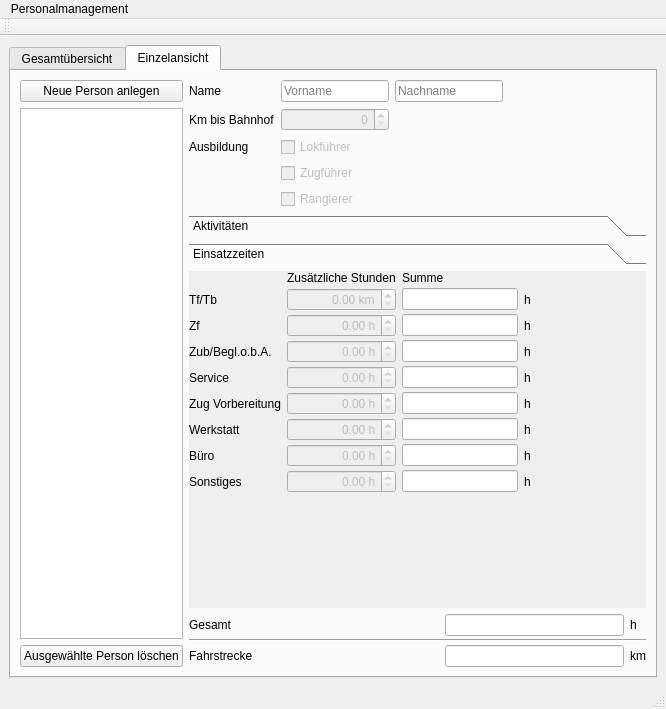
First picture: the form in Programm/personalwindow.ui, repository philjosch/Einsatzplaner, before the edit.
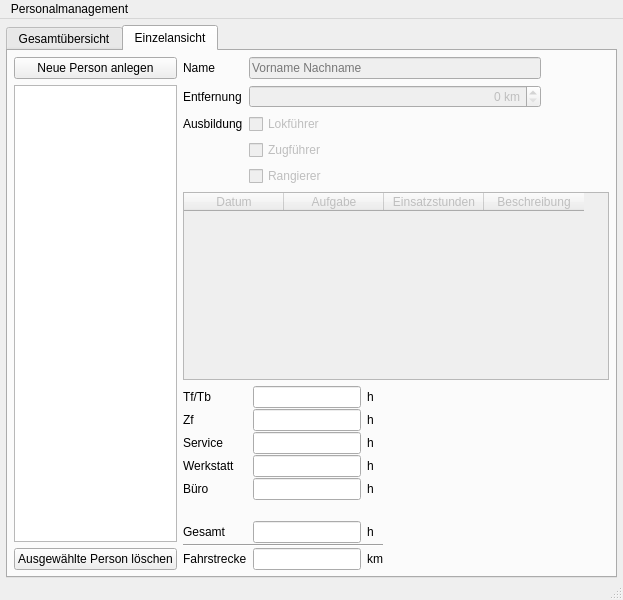
Second picture: the form after the edit. The open tabs and pages were chosen to show the change.

Diff of the .ui file:
```diff
--- a/Programm/personalwindow.ui
+++ b/Programm/personalwindow.ui
@@ -9,16 +9,34 @@
    <rect>
     <x>0</x>
     <y>0</y>
-    <width>666</width>
-    <height>709</height>
+    <width>623</width>
+    <height>600</height>
    </rect>
   </property>
   <property name="windowTitle">
    <string>MainWindow</string>
   </property>
   <widget class="QWidget" name="centralwidget">
-   <layout class="QGridLayout" name="gridLayout_4">
-    <item row="0" column="0">
+   <layout class="QGridLayout" name="gridLayout_6">
+    <property name="leftMargin">
+     <number>6</number>
+    </property>
+    <property name="topMargin">
+     <number>6</number>
+    </property>
+    <property name="rightMargin">
+     <number>6</number>
+    </property>
+    <property name="bottomMargin">
+     <number>0</number>
+    </property>
+    <property name="horizontalSpacing">
+     <number>0</number>
+    </property>
+    <property name="verticalSpacing">
+     <number>6</number>
+    </property>
+    <item row="0" column="0" colspan="2">
      <widget class="QTabWidget" name="tabWidget">
       <property name="currentIndex">
        <number>1</number>
@@ -201,52 +219,24 @@
        <attribute name="title">
         <string>Einzelansicht</string>
        </attribute>
-       <layout class="QGridLayout" name="gridLayout_2" rowstretch="0,1,0" columnstretch="1,3">
-        <item row="0" column="0" rowspan="3">
-         <layout class="QGridLayout" name="liste">
-          <property name="leftMargin">
-           <number>0</number>
-          </property>
-          <property name="topMargin">
-           <number>0</number>
-          </property>
-          <property name="rightMargin">
-           <number>0</number>
-          </property>
-          <property name="bottomMargin">
-           <number>0</number>
-          </property>
-          <property name="spacing">
-           <number>6</number>
-          </property>
-          <item row="0" column="0">
-           <widget class="QPushButton" name="pushAdd">
-            <property name="text">
-             <string>Neue Person anlegen</string>
-            </property>
-           </widget>
-          </item>
-          <item row="1" column="0">
-           <widget class="QListWidget" name="listWidget">
-            <property name="sortingEnabled">
-             <bool>true</bool>
-            </property>
-           </widget>
-          </item>
-          <item row="2" column="0">
-           <widget class="QPushButton" name="pushDelete">
-            <property name="statusTip">
-             <string>Eine Person in der Liste auswählen und dann auf den Button drücken, um die Person aus dem System zu löschen</string>
-            </property>
-            <property name="text">
-             <string>Ausgewählte Person löschen</string>
-            </property>
-           </widget>
-          </item>
-         </layout>
-        </item>
+       <layout class="QGridLayout" name="gridLayout_2" columnstretch="1,3">
+        <property name="leftMargin">
+         <number>6</number>
+        </property>
+        <property name="topMargin">
+         <number>6</number>
+        </property>
+        <property name="rightMargin">
+         <number>6</number>
+        </property>
+        <property name="bottomMargin">
+         <number>6</number>
+        </property>
+        <property name="spacing">
+         <number>6</number>
+        </property>
         <item row="0" column="1">
-         <layout class="QGridLayout" name="stammdaten" columnstretch="0,0,0,1">
+         <layout class="QGridLayout" name="einzelnansicht" rowstretch="0,1,0" columnstretch="0,1">
           <property name="leftMargin">
            <number>0</number>
           </property>
@@ -262,139 +252,8 @@
           <property name="spacing">
            <number>6</number>
           </property>
-          <item row="4" column="1" colspan="2">
-           <widget class="QCheckBox" name="checkRangierer">
-            <property name="enabled">
-             <bool>false</bool>
-            </property>
-            <property name="text">
-             <string>Rangierer</string>
-            </property>
-           </widget>
-          </item>
-          <item row="2" column="0">
-           <widget class="QLabel" name="label_3">
-            <property name="text">
-             <string>Ausbildung</string>
-            </property>
-           </widget>
-          </item>
-          <item row="3" column="1" colspan="2">
-           <widget class="QCheckBox" name="checkZf">
-            <property name="enabled">
-             <bool>false</bool>
-            </property>
-            <property name="text">
-             <string>Zugführer</string>
-            </property>
-           </widget>
-          </item>
-          <item row="0" column="0">
-           <widget class="QLabel" name="label">
-            <property name="text">
-             <string>Name</string>
-            </property>
-           </widget>
-          </item>
-          <item row="1" column="0">
-           <widget class="QLabel" name="label_2">
-            <property name="statusTip">
-             <string>Die Entfernung zum Heimatbahnhof. Wird benötigt, um die Strecke auszurechnen.</string>
-            </property>
-            <property name="text">
-             <string>Km bis Bahnhof</string>
-            </property>
-           </widget>
-          </item>
-          <item row="2" column="1" colspan="2">
-           <widget class="QCheckBox" name="checkTf">
-            <property name="enabled">
-             <bool>false</bool>
-            </property>
-            <property name="text">
-             <string>Lokführer</string>
-            </property>
-           </widget>
-          </item>
-          <item row="1" column="3">
-           <spacer name="horizontalSpacer_2">
-            <property name="orientation">
-             <enum>Qt::Horizontal</enum>
-            </property>
-            <property name="sizeHint" stdset="0">
-             <size>
-              <width>40</width>
-              <height>20</height>
-             </size>
-            </property>
-           </spacer>
-          </item>
-          <item row="0" column="3">
-           <spacer name="horizontalSpacer_4">
-            <property name="orientation">
-             <enum>Qt::Horizontal</enum>
-            </property>
-            <property name="sizeHint" stdset="0">
-             <size>
-              <width>40</width>
-              <height>20</height>
-             </size>
-            </property>
-           </spacer>
-          </item>
-          <item row="0" column="1">
-           <widget class="QLineEdit" name="lineVorname">
-            <property name="placeholderText">
-             <string>Vorname</string>
-            </property>
-           </widget>
-          </item>
-          <item row="0" column="2">
-           <widget class="QLineEdit" name="lineNachname">
-            <property name="placeholderText">
-             <string>Nachname</string>
-            </property>
-           </widget>
-          </item>
-          <item row="1" column="1">
-           <widget class="QSpinBox" name="spinKm">
-            <property name="enabled">
-             <bool>false</bool>
-            </property>
-            <property name="alignment">
-             <set>Qt::AlignRight|Qt::AlignTrailing|Qt::AlignVCenter</set>
-            </property>
-           </widget>
-          </item>
-         </layout>
-        </item>
-        <item row="1" column="1">
-         <widget class="QToolBox" name="toolBox">
-          <property name="minimumSize">
-           <size>
-            <width>435</width>
-            <height>200</height>
-           </size>
-          </property>
-          <property name="currentIndex">
-           <number>1</number>
-          </property>
-          <property name="tabSpacing">
-           <number>6</number>
-          </property>
-          <widget class="QWidget" name="pageTable">
-           <property name="geometry">
-            <rect>
-             <x>0</x>
-             <y>0</y>
-             <width>435</width>
-             <height>310</height>
-            </rect>
-           </property>
-           <attribute name="label">
-            <string>Aktivitäten</string>
-           </attribute>
-           <layout class="QGridLayout" name="gridLayout_6">
+          <item row="0" column="0" colspan="2">
+           <layout class="QGridLayout" name="stammdaten" columnstretch="0,0,0,1">
             <property name="leftMargin">
              <number>0</number>
             </property>
@@ -408,139 +267,80 @@
              <number>0</number>
             </property>
             <property name="spacing">
-             <number>0</number>
-            </property>
-            <item row="0" column="0">
-             <widget class="QTableWidget" name="tabelle">
-              <property name="enabled">
-               <bool>false</bool>
-              </property>
-              <property name="minimumSize">
-               <size>
-                <width>402</width>
-                <height>120</height>
-               </size>
-              </property>
-              <property name="editTriggers">
-               <set>QAbstractItemView::NoEditTriggers</set>
-              </property>
-              <property name="alternatingRowColors">
-               <bool>true</bool>
-              </property>
-              <property name="verticalScrollMode">
-               <enum>QAbstractItemView::ScrollPerPixel</enum>
-              </property>
-              <property name="horizontalScrollMode">
-               <enum>QAbstractItemView::ScrollPerPixel</enum>
-              </property>
-              <property name="sortingEnabled">
-               <bool>true</bool>
-              </property>
-              <attribute name="horizontalHeaderShowSortIndicator" stdset="0">
-               <bool>true</bool>
-              </attribute>
-              <column>
-               <property name="text">
-                <string>Datum</string>
-               </property>
-              </column>
-              <column>
-               <property name="text">
-                <string>Aufgabe</string>
-               </property>
-              </column>
-              <column>
-               <property name="text">
-                <string>Einsatzstunden</string>
-               </property>
-              </column>
-              <column>
-               <property name="text">
-                <string>Beschreibung</string>
-               </property>
-              </column>
-             </widget>
-            </item>
-           </layout>
-          </widget>
-          <widget class="QWidget" name="pageEinzelZeiten">
-           <property name="geometry">
-            <rect>
-             <x>0</x>
-             <y>0</y>
-             <width>435</width>
-             <height>310</height>
-            </rect>
-           </property>
-           <attribute name="label">
-            <string>Einsatzzeiten</string>
-           </attribute>
-           <layout class="QGridLayout" name="gridLayout_5" columnstretch="0,0,0,0,0,0">
-            <property name="leftMargin">
-             <number>0</number>
-            </property>
-            <property name="topMargin">
-             <number>0</number>
-            </property>
-            <property name="rightMargin">
-             <number>0</number>
-            </property>
-            <property name="bottomMargin">
-             <number>0</number>
-            </property>
-            <property name="horizontalSpacing">
              <number>6</number>
             </property>
-            <property name="verticalSpacing">
-             <number>3</number>
-            </property>
-            <item row="4" column="0">
-             <widget class="QLabel" name="label_6">
+            <item row="4" column="1" colspan="2">
+             <widget class="QCheckBox" name="checkRangierer">
+              <property name="enabled">
+               <bool>false</bool>
+              </property>
               <property name="text">
-               <string>Service</string>
+               <string>Rangierer</string>
               </property>
              </widget>
             </item>
-            <item row="8" column="0">
-             <widget class="QLabel" name="label_20">
+            <item row="2" column="0">
+             <widget class="QLabel" name="label_3">
               <property name="text">
-               <string>Sonstiges</string>
+               <string>Ausbildung</string>
               </property>
              </widget>
             </item>
-            <item row="8" column="4">
-             <widget class="QLabel" name="label_25">
+            <item row="3" column="1" colspan="2">
+             <widget class="QCheckBox" name="checkZf">
+              <property name="enabled">
+               <bool>false</bool>
+              </property>
               <property name="text">
-               <string>h</string>
+               <string>Zugführer</string>
               </property>
              </widget>
             </item>
-            <item row="9" column="1">
-             <spacer name="verticalSpacer">
-              <property name="orientation">
-               <enum>Qt::Vertical</enum>
+            <item row="0" column="0">
+             <widget class="QLabel" name="label">
+              <property name="text">
+               <string>Name</string>
               </property>
-              <property name="sizeHint" stdset="0">
+             </widget>
+            </item>
+            <item row="0" column="1" colspan="2">
+             <widget class="QLineEdit" name="lineName">
+              <property name="enabled">
+               <bool>false</bool>
+              </property>
+              <property name="sizePolicy">
+               <sizepolicy hsizetype="Fixed" vsizetype="Fixed">
+                <horstretch>0</horstretch>
+                <verstretch>0</verstretch>
+               </sizepolicy>
+              </property>
+              <property name="minimumSize">
                <size>
-                <width>20</width>
-                <height>40</height>
+                <width>292</width>
+                <height>0</height>
                </size>
               </property>
-             </spacer>
+              <property name="placeholderText">
+               <string>Vorname Nachname</string>
+              </property>
+             </widget>
             </item>
-            <item row="1" column="1">
-             <widget class="QDoubleSpinBox" name="doubleTf">
+            <item row="1" column="1" colspan="2">
+             <widget class="QSpinBox" name="spinKm">
               <property name="enabled">
                <bool>false</bool>
               </property>
-              <property name="alignment">
-               <set>Qt::AlignRight|Qt::AlignTrailing|Qt::AlignVCenter</set>
+              <property name="sizePolicy">
+               <sizepolicy hsizetype="Fixed" vsizetype="Fixed">
+                <horstretch>0</horstretch>
+                <verstretch>0</verstretch>
+               </sizepolicy>
               </property>
-              <property name="suffix">
-               <string> h</string>
-              </property>
-              <property name="maximum">
-               <double>8784.000000000000000</double>
+              <property name="minimumSize">
+               <size>
+                <width>292</width>
+                <height>0</height>
+               </size>
               </property>
               <property name="alignment">
                <set>Qt::AlignRight|Qt::AlignTrailing|Qt::AlignVCenter</set>
@@ -559,34 +359,85 @@
               </property>
              </widget>
             </item>
-            <item row="3" column="3">
-             <widget class="QLineEdit" name="lineZub">
-              <property name="alignment">
-               <set>Qt::AlignRight|Qt::AlignTrailing|Qt::AlignVCenter</set>
+            <item row="1" column="0">
+             <widget class="QLabel" name="label_2">
+              <property name="statusTip">
+               <string>Die Entfernung zum Heimatbahnhof. Wird benötigt, um die Strecke auszurechnen.</string>
               </property>
-              <property name="readOnly">
-               <bool>true</bool>
+              <property name="text">
+               <string>Entfernung</string>
               </property>
              </widget>
             </item>
-            <item row="0" column="3">
-             <widget class="QLabel" name="label_21">
+            <item row="2" column="1" colspan="2">
+             <widget class="QCheckBox" name="checkTf">
+              <property name="enabled">
+               <bool>false</bool>
+              </property>
               <property name="text">
-               <string>Summe</string>
+               <string>Lokführer</string>
               </property>
              </widget>
             </item>
             <item row="1" column="3">
-             <widget class="QLineEdit" name="lineTf">
-              <property name="alignment">
-               <set>Qt::AlignRight|Qt::AlignTrailing|Qt::AlignVCenter</set>
+             <spacer name="horizontalSpacer_2">
+              <property name="orientation">
+               <enum>Qt::Horizontal</enum>
               </property>
-              <property name="readOnly">
-               <bool>true</bool>
+              <property name="sizeHint" stdset="0">
+               <size>
+                <width>40</width>
+                <height>20</height>
+               </size>
+              </property>
+             </spacer>
+            </item>
+            <item row="0" column="3">
+             <spacer name="horizontalSpacer_4">
+              <property name="orientation">
+               <enum>Qt::Horizontal</enum>
+              </property>
+              <property name="sizeHint" stdset="0">
+               <size>
+                <width>40</width>
+                <height>20</height>
+               </size>
+              </property>
+             </spacer>
+            </item>
+           </layout>
+          </item>
+          <item row="2" column="0">
+           <layout class="QGridLayout" name="uebersicht">
+            <property name="sizeConstraint">
+             <enum>QLayout::SetMaximumSize</enum>
+            </property>
+            <property name="leftMargin">
+             <number>0</number>
+            </property>
+            <property name="topMargin">
+             <number>0</number>
+            </property>
+            <property name="rightMargin">
+             <number>0</number>
+            </property>
+            <property name="bottomMargin">
+             <number>0</number>
+            </property>
+            <property name="horizontalSpacing">
+             <number>6</number>
+            </property>
+            <property name="verticalSpacing">
+             <number>1</number>
+            </property>
+            <item row="8" column="0">
+             <widget class="QLabel" name="label_10">
+              <property name="text">
+               <string>Fahrstrecke</string>
               </property>
              </widget>
             </item>
-            <item row="7" column="3">
+            <item row="4" column="1">
              <widget class="QLineEdit" name="lineBuero">
               <property name="alignment">
                <set>Qt::AlignRight|Qt::AlignTrailing|Qt::AlignVCenter</set>
@@ -596,76 +447,32 @@
               </property>
              </widget>
             </item>
-            <item row="7" column="4">
+            <item row="8" column="1">
+             <widget class="QLineEdit" name="lineStrecke">
+              <property name="alignment">
+               <set>Qt::AlignRight|Qt::AlignTrailing|Qt::AlignVCenter</set>
+              </property>
+              <property name="readOnly">
+               <bool>true</bool>
+              </property>
+             </widget>
+            </item>
+            <item row="4" column="2">
              <widget class="QLabel" name="label_15">
               <property name="text">
                <string>h</string>
               </property>
              </widget>
             </item>
-            <item row="3" column="5">
-             <spacer name="horizontalSpacer">
-              <property name="orientation">
-               <enum>Qt::Horizontal</enum>
+            <item row="0" column="2">
+             <widget class="QLabel" name="label_11">
+              <property name="text">
+               <string>h</string>
               </property>
-              <property name="sizeHint" stdset="0">
-               <size>
-                <width>40</width>
-                <height>20</height>
-               </size>
-              </property>
-             </spacer>
-            </item>
-            <item row="2" column="1">
-             <widget class="QDoubleSpinBox" name="doubleZf">
-              <property name="enabled">
-               <bool>false</bool>
-              </property>
-              <property name="alignment">
-               <set>Qt::AlignRight|Qt::AlignTrailing|Qt::AlignVCenter</set>
-              </property>
-              <property name="suffix">
-               <string> h</string>
-              </property>
-              <property name="maximum">
-               <double>8784.000000000000000</double>
-              </property>
              </widget>
             </item>
-            <item row="6" column="1">
-             <widget class="QDoubleSpinBox" name="doubleWerkstatt">
-              <property name="enabled">
-               <bool>false</bool>
-              </property>
-              <property name="alignment">
-               <set>Qt::AlignRight|Qt::AlignTrailing|Qt::AlignVCenter</set>
-              </property>
-              <property name="suffix">
-               <string> h</string>
-              </property>
-              <property name="maximum">
-               <double>8784.000000000000000</double>
-              </property>
-             </widget>
-            </item>
-            <item row="5" column="1">
-             <widget class="QDoubleSpinBox" name="doubleZugVorbereiten">
-              <property name="enabled">
-               <bool>false</bool>
-              </property>
-              <property name="alignment">
-               <set>Qt::AlignRight|Qt::AlignTrailing|Qt::AlignVCenter</set>
-              </property>
-              <property name="suffix">
-               <string> h</string>
-              </property>
-              <property name="maximum">
-               <double>8784.000000000000000</double>
-              </property>
-             </widget>
-            </item>
-            <item row="6" column="3">
-             <widget class="QLineEdit" name="lineWerkstatt">
+            <item row="1" column="1">
+             <widget class="QLineEdit" name="lineZf">
               <property name="alignment">
                <set>Qt::AlignRight|Qt::AlignTrailing|Qt::AlignVCenter</set>
               </property>
@@ -674,144 +481,82 @@
               </property>
              </widget>
             </item>
-            <item row="0" column="1">
-             <widget class="QLabel" name="label_22">
-              <property name="statusTip">
-               <string>Tragen Sie hier die zusätzlichen Stunden ein, die eine Person geleistet hat</string>
+            <item row="6" column="0">
+             <widget class="QLabel" name="label_9">
+              <property name="text">
+               <string>Gesamt</string>
               </property>
+             </widget>
+            </item>
+            <item row="6" column="2">
+             <widget class="QLabel" name="label_16">
               <property name="text">
-               <string>Zusätzliche Stunden</string>
+               <string>h</string>
               </property>
              </widget>
             </item>
-            <item row="2" column="0">
+            <item row="7" column="0" colspan="3">
+             <widget class="Line" name="horizontalLine">
+              <property name="orientation">
+               <enum>Qt::Horizontal</enum>
+              </property>
+             </widget>
+            </item>
+            <item row="0" column="0">
+             <widget class="QLabel" name="label_4">
+              <property name="text">
+               <string>Tf/Tb</string>
+              </property>
+             </widget>
+            </item>
+            <item row="1" column="0">
              <widget class="QLabel" name="label_7">
               <property name="text">
                <string>Zf</string>
               </property>
              </widget>
             </item>
+            <item row="5" column="0">
+             <spacer name="verticalSpacer">
+              <property name="orientation">
+               <enum>Qt::Vertical</enum>
+              </property>
+              <property name="sizeType">
+               <enum>QSizePolicy::Fixed</enum>
+              </property>
+              <property name="sizeHint" stdset="0">
+               <size>
+                <width>20</width>
+                <height>20</height>
+               </size>
+              </property>
+             </spacer>
+            </item>
+            <item row="6" column="1">
+             <widget class="QLineEdit" name="lineGesamt">
+              <property name="alignment">
+               <set>Qt::AlignRight|Qt::AlignTrailing|Qt::AlignVCenter</set>
+              </property>
+              <property name="readOnly">
+               <bool>true</bool>
+              </property>
+             </widget>
+            </item>
+            <item row="3" column="2">
+             <widget class="QLabel" name="label_14">
+              <property name="text">
+               <string>h</string>
+              </property>
+             </widget>
+            </item>
             <item row="3" column="0">
-             <widget class="QLabel" name="label_18">
-              <property name="text">
-               <string>Zub/Begl.o.b.A.</string>
-              </property>
-             </widget>
-            </item>
-            <item row="7" column="1">
-             <widget class="QDoubleSpinBox" name="doubleBuero">
-              <property name="enabled">
-               <bool>false</bool>
-              </property>
-              <property name="alignment">
-               <set>Qt::AlignRight|Qt::AlignTrailing|Qt::AlignVCenter</set>
-              </property>
-              <property name="suffix">
-               <string> h</string>
-              </property>
-              <property name="maximum">
-               <double>8784.000000000000000</double>
-              </property>
-             </widget>
-            </item>
-            <item row="3" column="4">
-             <widget class="QLabel" name="label_23">
-              <property name="text">
-               <string>h</string>
-              </property>
-             </widget>
-            </item>
-            <item row="8" column="3">
-             <widget class="QLineEdit" name="lineSonstiges">
-              <property name="alignment">
-               <set>Qt::AlignRight|Qt::AlignTrailing|Qt::AlignVCenter</set>
-              </property>
-              <property name="readOnly">
-               <bool>true</bool>
-              </property>
-             </widget>
-            </item>
-            <item row="6" column="0">
              <widget class="QLabel" name="label_5">
               <property name="text">
                <string>Werkstatt</string>
               </property>
              </widget>
             </item>
-            <item row="1" column="0">
-             <widget class="QLabel" name="label_4">
-              <property name="text">
-               <string>Tf/Tb</string>
-              </property>
-             </widget>
-            </item>
-            <item row="2" column="3">
-             <widget class="QLineEdit" name="lineZf">
-              <property name="alignment">
-               <set>Qt::AlignRight|Qt::AlignTrailing|Qt::AlignVCenter</set>
-              </property>
-              <property name="readOnly">
-               <bool>true</bool>
-              </property>
-             </widget>
-            </item>
-            <item row="5" column="3">
-             <widget class="QLineEdit" name="lineZugVorbereiten">
-              <property name="alignment">
-               <set>Qt::AlignRight|Qt::AlignTrailing|Qt::AlignVCenter</set>
-              </property>
-              <property name="readOnly">
-               <bool>true</bool>
-              </property>
-             </widget>
-            </item>
-            <item row="2" column="4">
-             <widget class="QLabel" name="label_12">
-              <property name="text">
-               <string>h</string>
-              </property>
-             </widget>
-            </item>
-            <item row="8" column="1">
-             <widget class="QDoubleSpinBox" name="doubleSonstiges">
-              <property name="enabled">
-               <bool>false</bool>
-              </property>
-              <property name="alignment">
-               <set>Qt::AlignRight|Qt::AlignTrailing|Qt::AlignVCenter</set>
-              </property>
-              <property name="suffix">
-               <string> h</string>
-              </property>
-              <property name="maximum">
-               <double>8784.000000000000000</double>
-              </property>
-             </widget>
-            </item>
-            <item row="1" column="4">
-             <widget class="QLabel" name="label_33">
-              <property name="text">
-               <string>h</string>
-              </property>
-             </widget>
-            </item>
-            <item row="4" column="1">
-             <widget class="QDoubleSpinBox" name="doubleService">
-              <property name="enabled">
-               <bool>false</bool>
-              </property>
-              <property name="alignment">
-               <set>Qt::AlignRight|Qt::AlignTrailing|Qt::AlignVCenter</set>
-              </property>
-              <property name="suffix">
-               <string> h</string>
-              </property>
-              <property name="maximum">
-               <double>8784.000000000000000</double>
-              </property>
-             </widget>
-            </item>
-            <item row="4" column="3">
+            <item row="2" column="1">
              <widget class="QLineEdit" name="lineService">
               <property name="alignment">
                <set>Qt::AlignRight|Qt::AlignTrailing|Qt::AlignVCenter</set>
@@ -821,134 +566,167 @@
               </property>
              </widget>
             </item>
-            <item row="6" column="4">
-             <widget class="QLabel" name="label_14">
+            <item row="8" column="2">
+             <widget class="QLabel" name="label_17">
               <property name="text">
-               <string>h</string>
+               <string>km</string>
               </property>
              </widget>
             </item>
-            <item row="5" column="4">
-             <widget class="QLabel" name="label_24">
+            <item row="2" column="0">
+             <widget class="QLabel" name="label_6">
               <property name="text">
-               <string>h</string>
+               <string>Service</string>
               </property>
              </widget>
             </item>
-            <item row="5" column="0">
-             <widget class="QLabel" name="label_19">
+            <item row="1" column="2">
+             <widget class="QLabel" name="label_12">
               <property name="text">
-               <string>Zug Vorbereitung</string>
+               <string>h</string>
+              </property>
+             </widget>
+            </item>
+            <item row="0" column="1">
+             <widget class="QLineEdit" name="lineTf">
+              <property name="alignment">
+               <set>Qt::AlignRight|Qt::AlignTrailing|Qt::AlignVCenter</set>
+              </property>
+              <property name="readOnly">
+               <bool>true</bool>
               </property>
              </widget>
             </item>
             <item row="3" column="1">
-             <widget class="QDoubleSpinBox" name="doubleZub">
-              <property name="enabled">
-               <bool>false</bool>
-              </property>
+             <widget class="QLineEdit" name="lineWerkstatt">
               <property name="alignment">
                <set>Qt::AlignRight|Qt::AlignTrailing|Qt::AlignVCenter</set>
               </property>
-              <property name="suffix">
-               <string> h</string>
+              <property name="readOnly">
+               <bool>true</bool>
               </property>
-              <property name="maximum">
-               <double>8784.000000000000000</double>
+             </widget>
+            </item>
+            <item row="2" column="2">
+             <widget class="QLabel" name="label_13">
+              <property name="text">
+               <string>h</string>
               </property>
              </widget>
             </item>
-            <item row="7" column="0">
+            <item row="4" column="0">
              <widget class="QLabel" name="label_8">
               <property name="text">
                <string>Büro</string>
               </property>
              </widget>
             </item>
-            <item row="4" column="4">
-             <widget class="QLabel" name="label_13">
-              <property name="text">
-               <string>h</string>
-              </property>
-             </widget>
-            </item>
            </layout>
-          </widget>
-         </widget>
+          </item>
+          <item row="1" column="0" colspan="2">
+           <widget class="QTableWidget" name="tabelle">
+            <property name="enabled">
+             <bool>false</bool>
+            </property>
+            <property name="minimumSize">
+             <size>
+              <width>402</width>
+              <height>120</height>
+             </size>
+            </property>
+            <property name="editTriggers">
+             <set>QAbstractItemView::NoEditTriggers</set>
+            </property>
+            <property name="alternatingRowColors">
+             <bool>true</bool>
+            </property>
+            <property name="verticalScrollMode">
+             <enum>QAbstractItemView::ScrollPerPixel</enum>
+            </property>
+            <property name="horizontalScrollMode">
+             <enum>QAbstractItemView::ScrollPerPixel</enum>
+            </property>
+            <property name="sortingEnabled">
+             <bool>true</bool>
+            </property>
+            <attribute name="horizontalHeaderShowSortIndicator" stdset="0">
+             <bool>true</bool>
+            </attribute>
+            <column>
+             <property name="text">
+              <string>Datum</string>
+             </property>
+            </column>
+            <column>
+             <property name="text">
+              <string>Aufgabe</string>
+             </property>
+            </column>
+            <column>
+             <property name="text">
+              <string>Einsatzstunden</string>
+             </property>
+            </column>
+            <column>
+             <property name="text">
+              <string>Beschreibung</string>
+             </property>
+            </column>
+           </widget>
+          </item>
+          <item row="2" column="1">
+           <spacer name="horizontalSpacer_3">
+            <property name="orientation">
+             <enum>Qt::Horizontal</enum>
+            </property>
+            <property name="sizeHint" stdset="0">
+             <size>
+              <width>13</width>
+              <height>17</height>
+             </size>
+            </property>
+           </spacer>
+          </item>
+         </layout>
         </item>
-        <item row="2" column="1">
-         <layout class="QGridLayout" name="gridEinzelSumme">
-          <property name="horizontalSpacing">
+        <item row="0" column="0">
+         <layout class="QGridLayout" name="liste">
+          <property name="leftMargin">
+           <number>0</number>
+          </property>
+          <property name="topMargin">
+           <number>0</number>
+          </property>
+          <property name="rightMargin">
+           <number>0</number>
+          </property>
+          <property name="bottomMargin">
+           <number>0</number>
+          </property>
+          <property name="spacing">
            <number>6</number>
           </property>
-          <property name="verticalSpacing">
-           <number>3</number>
-          </property>
-          <item row="0" column="3">
-           <widget class="QLabel" name="label_16">
-            <property name="text">
-             <string>h</string>
-            </property>
-           </widget>
-          </item>
-          <item row="3" column="3">
-           <widget class="QLabel" name="label_17">
-            <property name="text">
-             <string>km</string>
-            </property>
-           </widget>
-          </item>
-          <item row="1" column="0" colspan="4">
-           <widget class="Line" name="horizontalLine">
-            <property name="orientation">
-             <enum>Qt::Horizontal</enum>
-            </property>
-           </widget>
-          </item>
-          <item row="3" column="2">
-           <widget class="QLineEdit" name="lineStrecke">
-            <property name="alignment">
-             <set>Qt::AlignRight|Qt::AlignTrailing|Qt::AlignVCenter</set>
-            </property>
-            <property name="readOnly">
-             <bool>true</bool>
-            </property>
-           </widget>
-          </item>
-          <item row="0" column="2">
-           <widget class="QLineEdit" name="lineGesamt">
-            <property name="alignment">
-             <set>Qt::AlignRight|Qt::AlignTrailing|Qt::AlignVCenter</set>
-            </property>
-            <property name="readOnly">
-             <bool>true</bool>
-            </property>
-           </widget>
-          </item>
           <item row="0" column="0">
-           <widget class="QLabel" name="label_9">
+           <widget class="QPushButton" name="pushAdd">
             <property name="text">
-             <string>Gesamt</string>
+             <string>Neue Person anlegen</string>
             </property>
            </widget>
           </item>
-          <item row="0" column="1">
-           <spacer name="horizontalSpacer_5">
-            <property name="orientation">
-             <enum>Qt::Horizontal</enum>
+          <item row="1" column="0">
+           <widget class="QListWidget" name="listWidget">
+            <property name="sortingEnabled">
+             <bool>true</bool>
             </property>
-            <property name="sizeHint" stdset="0">
-             <size>
-              <width>40</width>
-              <height>20</height>
-             </size>
-            </property>
-           </spacer>
+           </widget>
           </item>
-          <item row="3" column="0">
-           <widget class="QLabel" name="label_10">
+          <item row="2" column="0">
+           <widget class="QPushButton" name="pushDelete">
+            <property name="statusTip">
+             <string>Eine Person in der Liste auswählen und dann auf den Button drücken, um die Person aus dem System zu löschen</string>
+            </property>
             <property name="text">
-             <string>Fahrstrecke</string>
+             <string>Ausgewählte Person löschen</string>
             </property>
            </widget>
           </item>
@@ -965,7 +743,7 @@
     <rect>
      <x>0</x>
      <y>0</y>
-     <width>666</width>
+     <width>623</width>
      <height>22</height>
     </rect>
    </property>
@@ -983,17 +761,6 @@
    <addaction name="menuPersonalmanagement"/>
   </widget>
   <widget class="QStatusBar" name="statusbar"/>
-  <widget class="QToolBar" name="toolBar">
-   <property name="windowTitle">
-    <string>toolBar</string>
-   </property>
-   <attribute name="toolBarArea">
-    <enum>TopToolBarArea</enum>
-   </attribute>
-   <attribute name="toolBarBreak">
-    <bool>false</bool>
-   </attribute>
-  </widget>
   <action name="actionSchlie_en">
    <property name="text">
     <string>Schließen</string>
```
Left out of the diff: 7 changed lines with no effect on the pictures.
